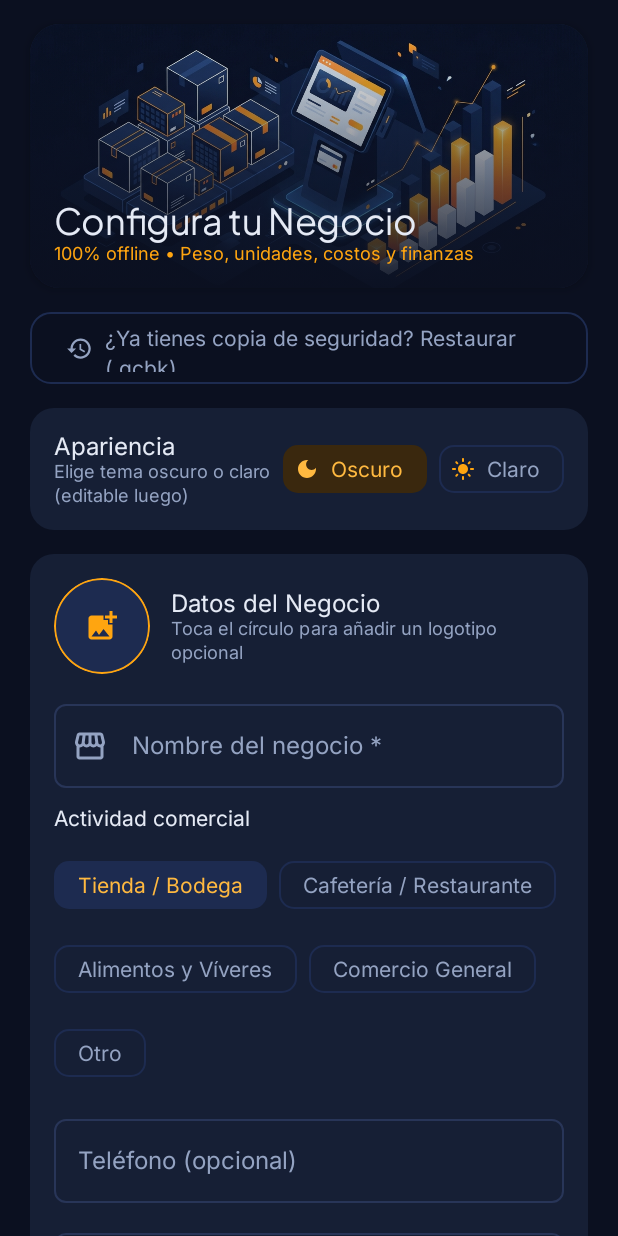
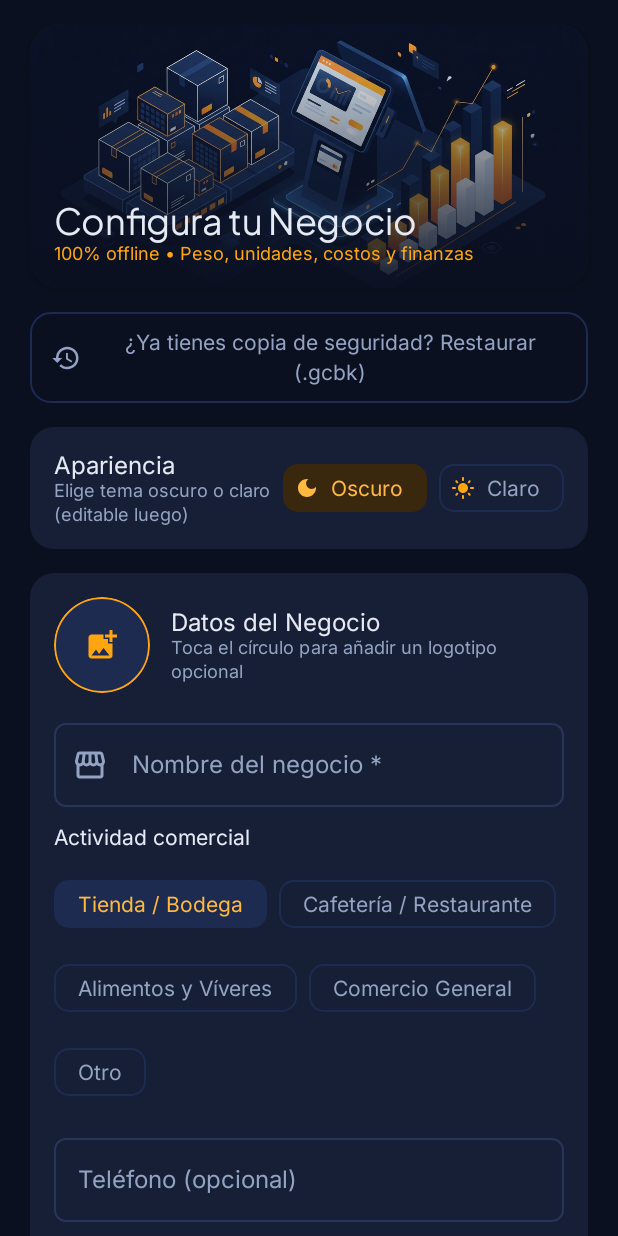
Before and after one commit to appscuba/mipos, an Android app built with Jetpack Compose: the screen it shows after launch (MainActivity), on a phone screen of 412 x 824 dp. Run offline under Robolectric (Android 15) with nearby library versions, the phone set to English and light mode, and no system bars; our stand-ins replace Room's generated code; pictures from the network do not load.

Commit message:
Fix backup restore button text clipping on small screens

```diff
--- a/app/src/main/java/com/example/ui/setup/SetupScreen.kt
+++ b/app/src/main/java/com/example/ui/setup/SetupScreen.kt
@@ -19,6 +19,7 @@ import androidx.compose.foundation.layout.WindowInsets
 import androidx.compose.foundation.layout.fillMaxSize
 import androidx.compose.foundation.layout.fillMaxWidth
 import androidx.compose.foundation.layout.height
+import androidx.compose.foundation.layout.defaultMinSize
 import androidx.compose.foundation.layout.padding
 import androidx.compose.foundation.layout.safeDrawing
 import androidx.compose.foundation.layout.size
@@ -69,6 +70,7 @@ import androidx.compose.ui.platform.LocalContext
 import androidx.compose.ui.platform.testTag
 import androidx.compose.ui.res.painterResource
 import androidx.compose.ui.text.font.FontWeight
+import androidx.compose.ui.text.style.TextAlign
 import androidx.compose.ui.text.input.KeyboardType
 import androidx.compose.ui.text.input.PasswordVisualTransformation
 import androidx.compose.ui.unit.dp
@@ -179,12 +181,25 @@ fun SetupScreen(
           shape = RoundedCornerShape(14.dp),
           modifier = Modifier
             .fillMaxWidth()
-            .height(48.dp)
+            .defaultMinSize(minHeight = 56.dp)
             .testTag("setup_restore_backup_button"),
+          contentPadding = androidx.compose.foundation.layout.PaddingValues(horizontal = 14.dp, vertical = 12.dp),
         ) {
-          Icon(Icons.Filled.Restore, contentDescription = null, modifier = Modifier.size(18.dp))
-          Spacer(Modifier.width(8.dp))
-          Text("¿Ya tienes copia de seguridad? Restaurar (.gcbk)")
+          Row(
+            modifier = Modifier.fillMaxWidth(),
+            horizontalArrangement = Arrangement.Center,
+            verticalAlignment = Alignment.CenterVertically,
+          ) {
+            Icon(Icons.Filled.Restore, contentDescription = null, modifier = Modifier.size(20.dp))
+            Spacer(Modifier.width(8.dp))
+            Text(
+              text = "¿Ya tienes copia de seguridad? Restaurar (.gcbk)",
+              modifier = Modifier.weight(1f),
+              textAlign = TextAlign.Center,
+              style = MaterialTheme.typography.labelLarge,
+              maxLines = 3,
+            )
+          }
         }
 
         // Theme quick choice
```
